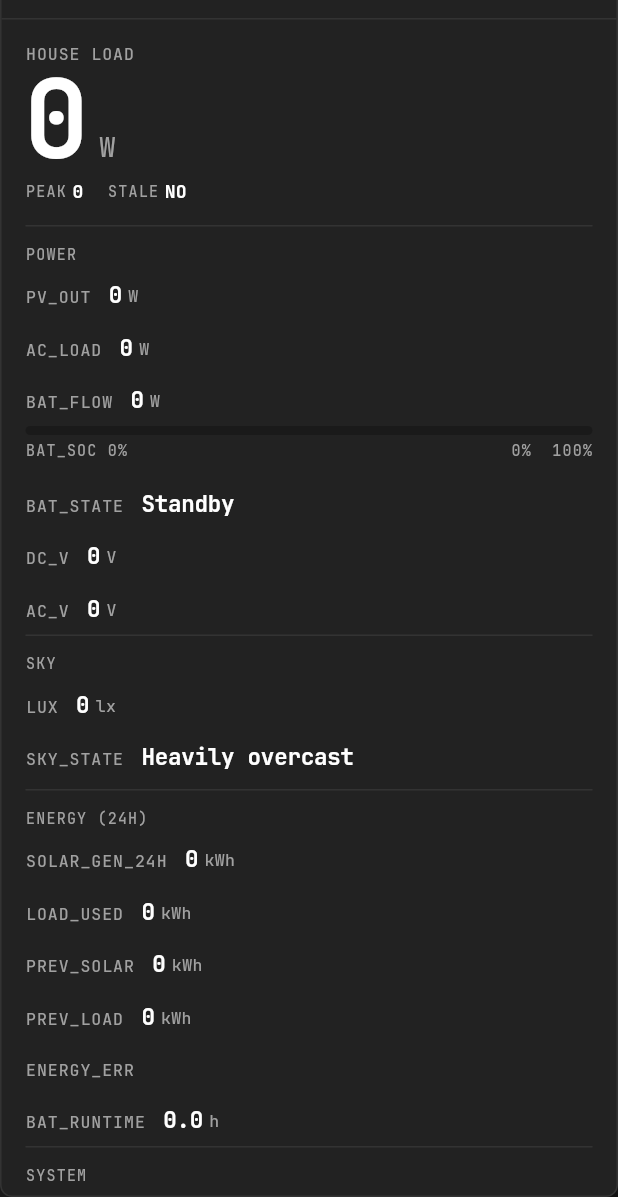
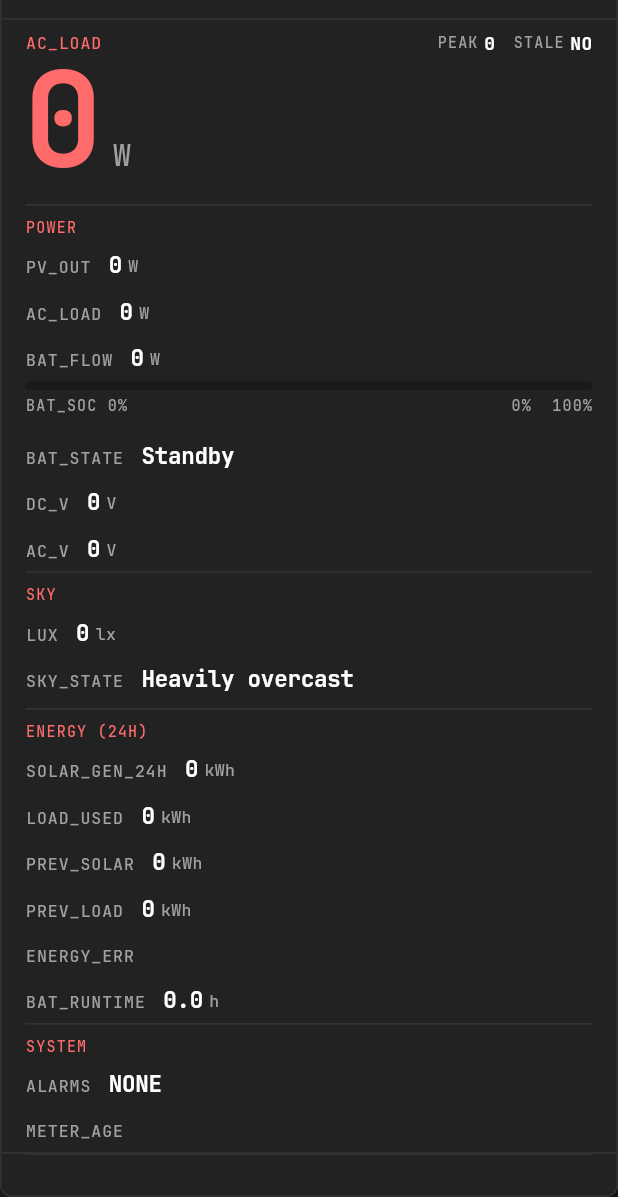
Before and after one commit to fauznazz-afk/Smart-Farming, a Flutter app: the OverviewPanel widget shown alone on an empty page, opened directly with empty values, on a phone screen of 412 x 824 dp, the part 39-1236 px from its top. Run offline on Flutter 3.47's test engine with Material 3 defaults, Android fonts, the light colour scheme and no system bars; our stand-ins replace fl_chart, flutter_local_notifications, flutter_secure_storage, package_info_plus, share_plus, shared_preferences and 1 more; accounts and stored records are empty; network calls fail.

Commit message:
Red instrument-panel accent, icon-only nav bar, denser Overview rows
Two agents ran in parallel: one on the panel, one on the nav bar.

## Lime to red across the Overview

The panel's accent was AppPalette.primary (acid lime). The reference is a black
instrument panel with red, so every lime use in the panel and the bar is now
AppPalette.error:

- the hero figure
- every section heading (POWER, SKY, ENERGY, SYSTEM, AC_LOAD)
- the OVERVIEW station line in the panel header
- every meter fill
- the nav bar's active item

The rule changed and it is worth stating: red is now the accent, not only the
breach colour. The panel's doc used to say hue here meant "out of bounds" and
that nothing else was ever coloured. That is no longer true and the doc says so
instead.

## The nav bar lost its captions

Each destination is a bare icon now. NavDestination.label survives because it is
what both _NavItem and _CollapsedNavItem feed to Semantics, and that is an
accessibility requirement rather than decoration.

A constraint bug the icon-size test caught immediately. With the Column gone,
the slot's tight width reached Icon directly and all four glyphs painted at 40 dp
instead of 22. The Column was what passed loose constraints down, so a bare
Center was not equivalent. nav_bar_icon_size_test.dart failed with
Actual: 40.0 against declared 22.0, which is why there is a Center and a comment
saying not to tidy it away.

Slot width 46 to 40: nothing needs 46 dp for a bare 22 dp icon, and the pill's
width arithmetic still agrees with the slots.

## Rows are denser

TerminalRow vertical padding 9 to 7. Section headings sit tight against their
rows (sm above, xs below) instead of floating in their own whitespace.

## Tests

nav_bar_icon_size_test.dart's "the label may still shrink" test asserted a label
that no longer exists, so it is replaced by two: one asserting no icon is drawn
below its declared size, and one asserting the bar prints no caption under any
icon (both by name and structurally, via find.descendant on Text).

- flutter analyze: clean
- 676 tests across 53 files, 0 failing
- installed on the Xiaomi 24090RA29G and read: red hero, red section headings,
  red meter fill, red active nav icon, no nav captions

```diff
--- a/lib/screens/dashboard/utils/design_tokens.dart
+++ b/lib/screens/dashboard/utils/design_tokens.dart
@@ -546,29 +546,40 @@ class AppType {
 
   /// The panel's one enormous figure.
   ///
-  /// **72 px, and it is the only thing in the app set that large.** The Overview
-  /// has exactly one question, so it has exactly one hero. Tabular figures are
-  /// not decoration here either: this value changes digit count as the day
-  /// progresses, and a proportional 72 px figure would shift the whole row under
-  /// it on every poll.
+  /// **88 px, and it is the only thing in the app set this large.** The Overview
+  /// has exactly one question, so it has exactly one hero — and after the caption
+  /// was removed it became the page's entire opening statement, which is what
+  /// "88" is for. Tabular figures are not decoration here either: this value
+  /// changes digit count as the day progresses, and a proportional 88 px figure
+  /// would shift the whole row under it on every poll.
+  ///
+  /// **It has to fit four digits.** `10000 W` is the largest the panel can draw
+  /// (a 10 kW array at noon), and JetBrains Mono at 88 px is about 53 px per
+  /// digit — 212 px for five, against the ~379 dp the hero's content box has on
+  /// a 411 dp phone. That is the real constraint on this number, and it is why
+  /// this is not 110.
   ///
   /// The tracking is `-0.03 em`, *not* the `-0.04 em` on [displayLg]. JetBrains
   /// Mono is already monospaced, so a display-tuned negative tracking that looks
-  /// right on Inter visibly closes up the digits here — at 72 px that reads as
+  /// right on Inter visibly closes up the digits here — at 88 px that reads as
   /// kerning error rather than as tightness.
   static const TextStyle heroFigure = TextStyle(
     fontFamily: mono,
-    fontSize: 72,
+    fontSize: 88,
     fontWeight: FontWeight.w700,
     height: 0.92,
-    letterSpacing: -0.03 * 72,
+    letterSpacing: -0.03 * 88,
     fontFeatures: [FontFeature.tabularFigures()],
   );
 
-  /// The hero's unit, baseline-aligned beside a 72 px figure.
+  /// The hero's unit, baseline-aligned beside an 88 px figure.
+  ///
+  /// **20 px, up from 18** — a unit set in the same grey as every caption on the
+  /// panel disappears entirely next to a figure that grew by a quarter. It is
+  /// still a third the size of the number, which is the whole point of a unit.
   static const TextStyle heroUnit = TextStyle(
     fontFamily: mono,
-    fontSize: 18,
+    fontSize: 20,
     fontWeight: FontWeight.w500,
     height: 1.0,
   );
--- a/lib/screens/dashboard/widgets/overview_panel.dart
+++ b/lib/screens/dashboard/widgets/overview_panel.dart
@@ -174,7 +174,11 @@ class OverviewPanel extends StatelessWidget {
           // The house draw, for the reason in the file doc.
           figure: slotNumber(r.acPower, decimals: 0),
           unit: 'W',
-          caption: 'House load',
+          // **The slot name, not a sentence.** `House load` in prose above an
+          // 88 dp figure was the loudest quiet thing on the page; `AC_LOAD` is in
+          // the panel's own voice, sits on the header row beside the stats, and
+          // labels the block instead of competing with it.
+          slot: 'AC_LOAD',
           secondary: [
             ('Peak', slotNumber(_todayPeak(r.acPower), decimals: 0)),
             ('Stale', r.pzemStale ? 'YES' : 'NO'),
@@ -373,16 +377,15 @@ class OverviewPanel extends StatelessWidget {
   static Widget _section(String label, {VoidCallback? onTap}) {
     final text = Text(
       label,
-      style: AppType.slotMicro.copyWith(color: AppSurfaces.onSurfaceVariant),
+      style: AppType.slotMicro.copyWith(color: AppPalette.error),
     );
     return Padding(
-      // **Top `md`, bottom `xs`.** The first cut used `md` on both sides, which
-      // is 12 dp of air above every heading and 12 below — so a heading floated
-      // in the middle of its own whitespace instead of sitting against the
-      // rows it introduces. A heading belongs to what is under it.
+      // **Top `sm`, bottom `xs`.** `md`/`md` was 12 dp of air on both sides, so
+      // a heading floated in the middle of its own whitespace instead of sitting
+      // against the rows it introduces. A heading belongs to what is under it.
       padding: const EdgeInsets.fromLTRB(
         AppSpacing.cardPadding,
-        AppSpacing.md,
+        AppSpacing.sm,
         AppSpacing.cardPadding,
         AppSpacing.xs,
       ),
@@ -445,10 +448,10 @@ class _Header extends StatelessWidget {
                 ),
                 if (name.isNotEmpty)
                   Text(
+                    // Red, like the reference's station label. The name above
+                    // stays white so the two lines are not one red block.
                     'OVERVIEW',
-                    style: AppType.slotMicro.copyWith(
-                      color: AppSurfaces.onSurfaceVariant,
-                    ),
+                    style: AppType.slotMicro.copyWith(color: AppPalette.error),
                   ),
               ],
             ),
--- a/lib/screens/dashboard/widgets/terminal_panel.dart
+++ b/lib/screens/dashboard/widgets/terminal_panel.dart
@@ -13,18 +13,21 @@
 /// hero figure, and a stack of labelled rows separated by hairlines, the way a
 /// rack-mounted unit presents itself.
 ///
-/// ## Monochrome, and what that costs
+/// ## One accent, and what it costs
 ///
 /// The rest of the app is categorical: PV lime, AC blue, Battery violet, and so
-/// on, so a hue means a category of data. **This panel is monochrome on purpose
-/// and that is a real divergence, not an oversight.** A terminal panel gets its
-/// hierarchy from weight, case, tracking and position, and a categorical hue
-/// sitting in every row would flatten exactly the structure the panel is
-/// building. Hue on this page is reserved for one thing: **a value that is out
-/// of bounds**, drawn in [AppPalette.error]. Red here means *wrong*, not
-/// *battery*.
+/// on, so a hue means a category of data. **This panel carries no category hue
+/// at all, and that is a real divergence, not an oversight.** A terminal panel
+/// gets its hierarchy from weight, case, tracking and position, and a
+/// categorical hue sitting in every row would flatten exactly the structure the
+/// panel is building.
 ///
-/// The other tabs keep their category hues. This is one page, not a new app.
+/// The panel is a black instrument with a single red accent: the hero figure,
+/// the section headings and the meter fills are [AppPalette.error], and the
+/// rows are white on black. **Red is the instrument's own colour, not a claim
+/// that something is wrong** — that is a deliberate change from the earlier
+/// monochrome rule, which reserved red for an out-of-bounds value. The category
+/// tabs keep their hues; this is one page, not a new app.
 ///
 /// ## The label vocabulary
 ///
@@ -144,7 +147,9 @@ class TerminalRow extends StatelessWidget {
     final body = Padding(
       padding: const EdgeInsets.symmetric(
         horizontal: AppSpacing.cardPadding,
-        vertical: 9,
+        // 7, not 9. This panel should read as a packed readout; the extra 2 dp
+        // per row is air on a page whose whole claim is density.
+        vertical: 7,
       ),
       child: Row(
         crossAxisAlignment: CrossAxisAlignment.baseline,
@@ -246,21 +251,27 @@ class _Dot extends StatelessWidget {
   }
 }
 
-/// The panel's hero: one figure, enormous, with a status tag above it.
+/// The panel's hero: one figure, enormous, in the accent.
 ///
 /// **The figure is the page.** Everything else in the panel is supporting data,
 /// and this is the one number that answers "what is happening" without a
-/// calculation. It is drawn at [AppType.heroFigure] rather than reusing
-/// [AppType.displayLg] because the tracking on the display scale is tuned for a
-/// short headline and a live figure with changing digit count needs the tighter,
-/// tabular setting — a value that changes width on every poll makes the whole
-/// panel twitch.
+/// calculation.
+///
+/// **It is drawn in [AppPalette.error] because red is the panel's accent, not
+/// because the reading is a breach.** The figure is the number the page is
+/// about, and an 88 dp glyph in the same red as every other accent on the panel
+/// is what makes this read as one instrument rather than as five widgets.
+///
+/// It is drawn at [AppType.heroFigure] rather than reusing [AppType.displayLg]
+/// because the tracking on the display scale is tuned for a short headline and a
+/// live figure with changing digit count needs the tighter, tabular setting — a
+/// value that changes width on every poll makes the whole panel twitch.
 class TerminalHero extends StatelessWidget {
   const TerminalHero({
     super.key,
     required this.figure,
     required this.unit,
-    required this.caption,
+    required this.slot,
     this.secondary = const [],
   });
 
@@ -270,11 +281,18 @@ class TerminalHero extends StatelessWidget {
   /// Its unit.
   final String unit;
 
-  /// The line under the figure — what the figure *is*.
-  final String caption;
+  /// What the figure *is*, in the panel's slot vocabulary — `AC_LOAD`.
+  ///
+  /// **This replaced a spelled-out caption ("House load") and it is not only a
+  /// space saving.** A caption in sentence case above a 72 dp figure is the
+  /// loudest quiet thing on the panel: it is set at the same size as every row's
+  /// key but is the only line of prose on the screen, so the eye goes there
+  /// first and then has to travel down to the number. Naming the slot in the
+  /// panel's own abbreviated, underscored voice puts it on the header row with
+  /// the stats, where it labels the whole block instead of competing with it.
+  final String slot;
 
-  /// Right-hand stats, as `(key, value)` pairs. Rendered in the panel's own
-  /// two-column key/value rhythm rather than as prose.
+  /// Right-hand stats, as `(key, value)` pairs.
   final List<(String, String)> secondary;
 
   @override
@@ -282,55 +300,27 @@ class TerminalHero extends StatelessWidget {
     return Padding(
       padding: const EdgeInsets.fromLTRB(
         AppSpacing.cardPadding,
-        AppSpacing.lg,
+        AppSpacing.sm,
         AppSpacing.cardPadding,
         AppSpacing.lg,
       ),
       child: Column(
         crossAxisAlignment: CrossAxisAlignment.start,
         children: [
-          Text(
-            caption.toUpperCase(),
-            style: AppType.slotKey.copyWith(
-              color: AppSurfaces.onSurfaceVariant,
-            ),
-          ),
-          const SizedBox(height: AppSpacing.xs),
-          // **`Stack`, not a `Row` with a second column.** The figure is 72 dp
-          // tall and the stats are two 12 dp lines, so a `Row` with
-          // `crossAxisAlignment: end` left the stats hanging off the baseline of
-          // a glyph they have nothing to do with — on the device they sat below
-          // the number with a visible step, reading as an accidental second line
-          // of the caption rather than as a legend.
-          //
-          // Stacked, the stats sit directly under the figure's own baseline,
-          // left-aligned with it, which is where a legend belongs and costs no
-          // width. The figure keeps the full card width, so `1000` and `18` do not
-          // fight over 380 dp.
+          // **One header row: slot on the left, legend on the right.** The stats
+          // were briefly below the figure, which put a second line of small text
+          // under a 72 dp glyph and made the block read as a caption and a
+          // footnote rather than as a number with a legend.
           Row(
-            crossAxisAlignment: CrossAxisAlignment.baseline,
-            textBaseline: TextBaseline.alphabetic,
             children: [
               Text(
-                figure,
-                style: AppType.heroFigure.copyWith(
-                  color: AppSurfaces.onSurface,
+                slot,
+                style: AppType.slotKey.copyWith(color: AppPalette.error),
               ),
-              ),
-              const SizedBox(width: AppSpacing.sm),
-              Text(
-                unit,
-                style: AppType.heroUnit.copyWith(
-                  color: AppSurfaces.onSurfaceVariant,
-                ),
-              ),
-            ],
-          ),
-          if (secondary.isNotEmpty) ...[
-            const SizedBox(height: AppSpacing.sm),
+              const Spacer(),
+              if (secondary.isNotEmpty)
                 Wrap(
-              spacing: AppSpacing.lg,
-              runSpacing: 2,
+                  spacing: AppSpacing.md,
                   children: [
                     for (final (key, value) in secondary)
                       Row(
@@ -354,6 +344,25 @@ class TerminalHero extends StatelessWidget {
                   ],
                 ),
             ],
+          ),
+          const SizedBox(height: AppSpacing.xs),
+          Row(
+            crossAxisAlignment: CrossAxisAlignment.baseline,
+            textBaseline: TextBaseline.alphabetic,
+            children: [
+              Text(
+                figure,
+                style: AppType.heroFigure.copyWith(color: AppPalette.error),
+              ),
+              const SizedBox(width: AppSpacing.sm),
+              Text(
+                unit,
+                style: AppType.heroUnit.copyWith(
+                  color: AppSurfaces.onSurfaceVariant,
+                ),
+              ),
+            ],
+          ),
         ],
       ),
     );
@@ -418,6 +427,7 @@ class TerminalMeter extends StatelessWidget {
     super.key,
     required this.fraction,
     this.alert = false,
+    this.color,
     this.leftCaption,
     this.rightCaption,
     this.onTap,
@@ -427,6 +437,10 @@ class TerminalMeter extends StatelessWidget {
   final double fraction;
 
   final bool alert;
+
+  /// The fill colour. Defaults to the panel's red accent; a caller that needs
+  /// another accent can pass one rather than the widget carrying a second rule.
+  final Color? color;
   final String? leftCaption;
   final String? rightCaption;
 
@@ -443,7 +457,11 @@ class TerminalMeter extends StatelessWidget {
   @override
   Widget build(BuildContext context) {
     final clamped = fraction.isNaN ? 0.0 : fraction.clamp(0.0, 1.0);
-    final fill = alert ? AppPalette.error : AppSurfaces.onSurface;
+    // **The fill is the panel's red accent whether or not this meter is
+    // alerting.** `alert` no longer changes the colour, because red is already
+    // the accent — a second shade of it would say "worse" in a way the panel
+    // cannot back up, and the row's own value already carries severity.
+    final fill = color ?? AppPalette.error;
     final body = Column(
       crossAxisAlignment: CrossAxisAlignment.stretch,
       mainAxisSize: MainAxisSize.min,
```
Also changed, not shown: lib/screens/dashboard/widgets/nav_bar.dart (+103 -68 lines), 1 other file. Lines whose indentation alone changed are shown as unchanged.
